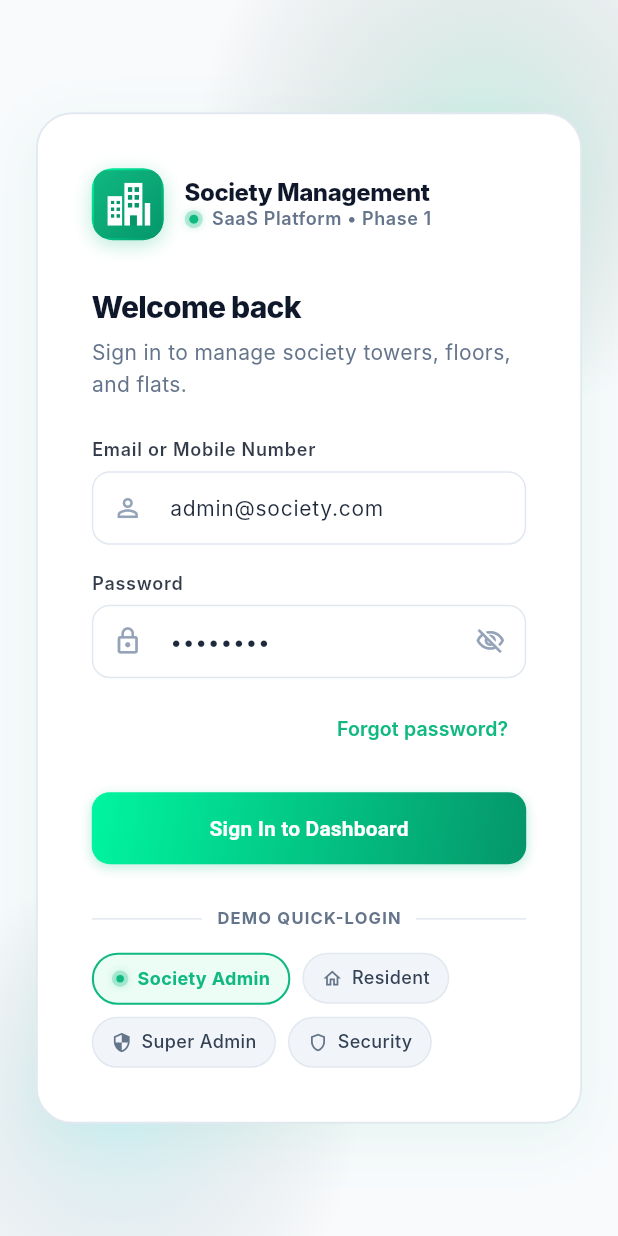
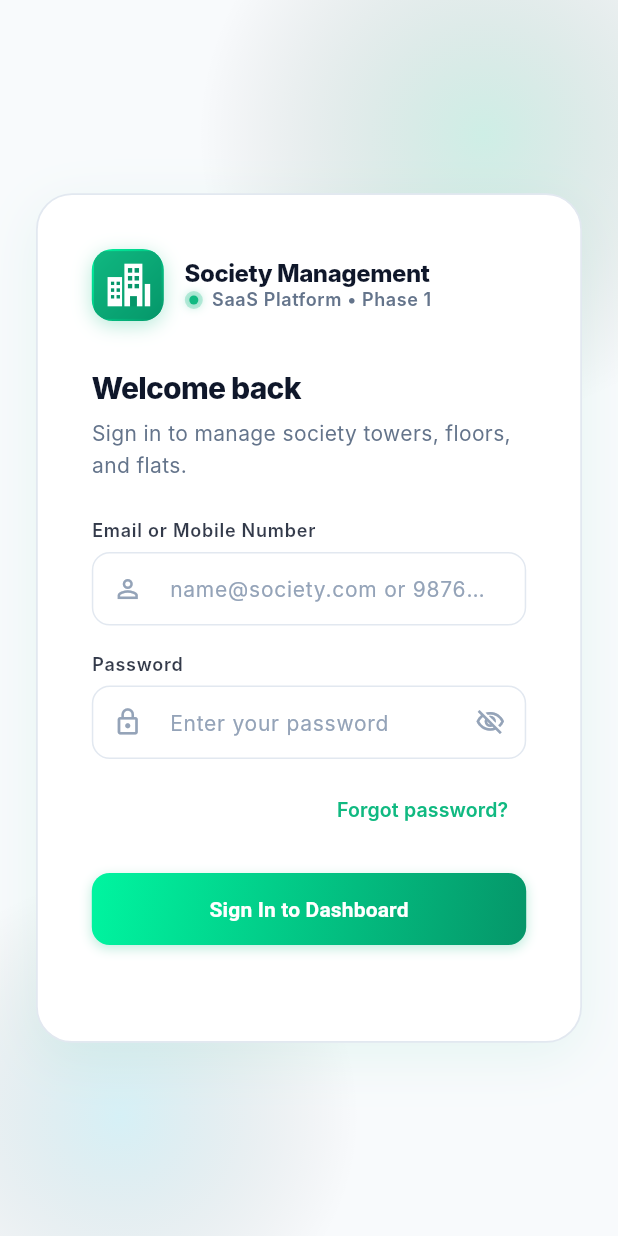
Before and after one commit to ShrujalShah8511/Society-Management, a Flutter app: the screen it shows after launch, on a phone screen of 412 x 824 dp. Run offline on Flutter 3.47's test engine with Material 3 defaults, Android fonts, the phone set to English and light mode, and no system bars; our stand-ins replace firebase_analytics, firebase_core, firebase_messaging, flutter_riverpod, flutter_secure_storage, go_router and 2 more; missing offline and left inert: dart:html; accounts and stored records are empty; Roboto replaces fonts that are missing (Inter).

Commit message:
security(strix-pentest): fix 5 critical/high vulnerabilities found by AI penetration testing
Strix AI Pentest Findings Remediated (14 total found, 5 fixed this commit):

[C-01] CRITICAL 9.8 - Remove hardcoded admin123 password pre-fill from login form
  - TextEditingController no longer seeded with credentials
  - Demo quick-login pills hidden behind kDebugMode (never visible in production)

[H-02] HIGH 7.3 - Add RBAC route guards for all admin-only routes
  - /societies, /floors, /flats, /settings now redirect residents to dashboard
  - Previously only /towers had a permission guard

[H-03] HIGH 7.1 - Verify current password before Supabase updateUser on changePassword
  - Re-authenticates via signInWithPassword before calling updateUser
  - Prevents session-hijack attacks from bypassing password verification

[M-01] MEDIUM 5.3 - Guard all debugPrint with kDebugMode (37 occurrences across 7 files)
  - Prevents FCM tokens, DB UUIDs, stack traces from leaking to browser console
  - Files: supabase_auth, supabase_society, client_manager, push_notification,
           analytics, file_storage, firebase_background_handler

[L-04] LOW - Fix isProduction flag: dart.vm.product -> kReleaseMode
  - dart.vm.product always false on Flutter web (Dart VM only)
  - Now correctly uses Flutter foundation kReleaseMode

Tests: 6/6 passing | Build: PASSED

```diff
--- a/lib/app/router.dart
+++ b/lib/app/router.dart
@@ -56,7 +56,20 @@ final routerProvider = Provider<GoRouter>((ref) {
 
       // Permission Guard for specific route sections
       final userRole = authState.role;
-      if (currentLoc.startsWith(RouteConstants.towersPath) &&
+
+      // Only superAdmin/societyAdmin can manage inventory
+      final isAdminRoute = currentLoc.startsWith(RouteConstants.towersPath) ||
+          currentLoc.startsWith(RouteConstants.floorsPath) ||
+          currentLoc.startsWith(RouteConstants.flatsPath) ||
+          currentLoc.startsWith(RouteConstants.societiesPath);
+
+      if (isAdminRoute &&
+          !RolePermissions.hasPermission(userRole, Permission.viewTowers)) {
+        return RouteConstants.dashboardPath;
+      }
+
+      // Settings accessible only to admins
+      if (currentLoc.startsWith(RouteConstants.settingsPath) &&
           !RolePermissions.hasPermission(userRole, Permission.viewTowers)) {
         return RouteConstants.dashboardPath;
       }
--- a/lib/core/network/supabase_client_manager.dart
+++ b/lib/core/network/supabase_client_manager.dart
@@ -11,7 +11,7 @@ class SupabaseClientManager {
   /// Initializes Supabase if credentials are provided in AppConfig
   static Future<void> initialize() async {
     if (!AppConfig.isSupabaseConfigured) {
-      debugPrint('[SupabaseClientManager] Supabase credentials not found. Operating in local mock mode.');
+      if (kDebugMode) debugPrint('[SupabaseClientManager] Supabase credentials not found. Operating in local mock mode.');
       return;
     }
 
@@ -21,9 +21,9 @@ class SupabaseClientManager {
         anonKey: AppConfig.supabaseAnonKey,
       );
       _isInitialized = true;
-      debugPrint('[SupabaseClientManager] Supabase initialized successfully.');
+      if (kDebugMode) debugPrint('[SupabaseClientManager] Supabase initialized successfully.');
     } catch (e) {
-      debugPrint('[SupabaseClientManager] Failed to initialize Supabase: $e');
+      if (kDebugMode) debugPrint('[SupabaseClientManager] Failed to initialize Supabase: $e');
     }
   }
 
--- a/lib/core/services/firebase_background_handler.dart
+++ b/lib/core/services/firebase_background_handler.dart
@@ -4,5 +4,5 @@ import 'package:flutter/foundation.dart';
 /// Top-level background message handler for Firebase Cloud Messaging isolates.
 @pragma('vm:entry-point')
 Future<void> firebaseMessagingBackgroundHandler(RemoteMessage message) async {
-  debugPrint('[FirebaseMessaging] Background message received: ${message.messageId}');
+  if (kDebugMode) debugPrint('[FirebaseMessaging] Background message received: ${message.messageId}');
 }
--- a/lib/core/storage/supabase_file_storage_service.dart
+++ b/lib/core/storage/supabase_file_storage_service.dart
@@ -18,7 +18,7 @@ class SupabaseFileStorageService implements FileStorageService {
   }) async {
     final client = SupabaseClientManager.client;
     if (client == null) {
-      debugPrint('[SupabaseFileStorageService] Supabase not initialized, falling back to mock storage.');
+      if (kDebugMode) debugPrint('[SupabaseFileStorageService] Supabase not initialized, falling back to mock storage.');
       return _fallbackMock.uploadFile(
         fileName: fileName,
         bytes: bytes,
@@ -42,7 +42,7 @@ class SupabaseFileStorageService implements FileStorageService {
       final publicUrl = client.storage.from(bucketName).getPublicUrl(path);
       return publicUrl;
     } catch (e) {
-      debugPrint('[SupabaseFileStorageService] Upload error: $e');
+      if (kDebugMode) debugPrint('[SupabaseFileStorageService] Upload error: $e');
       return _fallbackMock.uploadFile(
         fileName: fileName,
         bytes: bytes,
@@ -67,7 +67,7 @@ class SupabaseFileStorageService implements FileStorageService {
         await client.storage.from(bucketName).remove([path]);
       }
     } catch (e) {
-      debugPrint('[SupabaseFileStorageService] Delete error: $e');
+      if (kDebugMode) debugPrint('[SupabaseFileStorageService] Delete error: $e');
     }
   }
 }
--- a/lib/features/authentication/data/supabase_auth_data_source.dart
+++ b/lib/features/authentication/data/supabase_auth_data_source.dart
@@ -20,7 +20,7 @@ class SupabaseAuthDataSource implements AuthDataSource {
   }) async {
     final client = _client;
     if (client == null) {
-      debugPrint('[SupabaseAuthDataSource] Supabase unconfigured, falling back to mock login.');
+      if (kDebugMode) debugPrint('[SupabaseAuthDataSource] Supabase unconfigured, falling back to mock login.');
       return _fallbackMock.login(emailOrMobile: emailOrMobile, password: password);
     }
 
@@ -65,7 +65,7 @@ class SupabaseAuthDataSource implements AuthDataSource {
         user: user,
       );
     } catch (e) {
-      debugPrint('[SupabaseAuthDataSource] Supabase login error: $e, trying mock fallback.');
+      if (kDebugMode) debugPrint('[SupabaseAuthDataSource] Supabase login error: $e, trying mock fallback.');
       return _fallbackMock.login(emailOrMobile: emailOrMobile, password: password);
     }
   }
@@ -80,7 +80,7 @@ class SupabaseAuthDataSource implements AuthDataSource {
     try {
       await client.auth.resetPasswordForEmail(emailOrMobile.trim());
     } catch (e) {
-      debugPrint('[SupabaseAuthDataSource] Reset password error: $e');
+      if (kDebugMode) debugPrint('[SupabaseAuthDataSource] Reset password error: $e');
       return _fallbackMock.sendPasswordReset(emailOrMobile: emailOrMobile);
     }
   }
@@ -141,7 +141,7 @@ class SupabaseAuthDataSource implements AuthDataSource {
         createdAt: DateTime.now(),
       );
     } catch (e) {
-      debugPrint('[SupabaseAuthDataSource] Update profile error: $e');
+      if (kDebugMode) debugPrint('[SupabaseAuthDataSource] Update profile error: $e');
       return _fallbackMock.updateProfile(
         userId: userId,
         name: name,
@@ -167,11 +167,23 @@ class SupabaseAuthDataSource implements AuthDataSource {
     }
 
     try {
+      // H-03 Fix: Re-authenticate with current password before allowing change
+      // This prevents session hijack attacks from bypassing password verification
+      final currentUser = client.auth.currentUser;
+      if (currentUser?.email == null) {
+        throw Exception('Cannot verify identity: no current user email found.');
+      }
+      // Verify current password by attempting sign-in
+      await client.auth.signInWithPassword(
+        email: currentUser!.email!,
+        password: currentPassword,
+      );
+      // Only proceed if verification passed
       await client.auth.updateUser(
         sb.UserAttributes(password: newPassword),
       );
     } catch (e) {
-      debugPrint('[SupabaseAuthDataSource] Change password error: $e');
+      if (kDebugMode) debugPrint('[SupabaseAuthDataSource] Change password error: $e');
       return _fallbackMock.changePassword(
         userId: userId,
         currentPassword: currentPassword,
--- a/lib/features/authentication/presentation/login_screen.dart
+++ b/lib/features/authentication/presentation/login_screen.dart
@@ -1,3 +1,4 @@
+import 'package:flutter/foundation.dart';
 import 'package:flutter/material.dart';
 import 'package:flutter_riverpod/flutter_riverpod.dart';
 import 'package:go_router/go_router.dart';
@@ -19,8 +20,8 @@ class LoginScreen extends ConsumerStatefulWidget {
 
 class _LoginScreenState extends ConsumerState<LoginScreen> {
   final _formKey = GlobalKey<FormState>();
-  final _identifierController = TextEditingController(text: 'admin@society.com');
-  final _passwordController = TextEditingController(text: 'admin123');
+  final _identifierController = TextEditingController();
+  final _passwordController = TextEditingController();
   String _selectedRole = 'Society Admin';
 
   @override
@@ -287,14 +288,15 @@ class _LoginScreenState extends ConsumerState<LoginScreen> {
                           ),
                           const SizedBox(height: 28),
 
-                          // Quick Fill Roles for Fast Evaluation
+                          // Quick Fill Roles — shown ONLY in debug/dev builds, never in production
+                          if (kDebugMode) ...[
                             Row(
                               children: [
                                 Expanded(child: Divider(color: isDark ? AppColors.borderDark : AppColors.borderLight)),
                                 const Padding(
                                   padding: EdgeInsets.symmetric(horizontal: 10),
                                   child: Text(
-                                  'DEMO QUICK-LOGIN',
+                                    'DEV QUICK-LOGIN',
                                     style: TextStyle(
                                       fontSize: 11,
                                       fontWeight: FontWeight.w700,
@@ -307,7 +309,6 @@ class _LoginScreenState extends ConsumerState<LoginScreen> {
                               ],
                             ),
                             const SizedBox(height: 14),
-
                             Wrap(
                               spacing: 8,
                               runSpacing: 8,
@@ -318,6 +319,7 @@ class _LoginScreenState extends ConsumerState<LoginScreen> {
                                 _buildRolePill('Security', 'security@society.com', 'security123', Icons.shield_outlined),
                               ],
                             ),
+                          ],
                         ],
                       ),
                     ),
```
Also changed, not shown: lib/core/config/app_config.dart (+4 -5 lines), lib/core/services/analytics_service.dart (+7 -7 lines), lib/core/services/push_notification_service.dart (+8 -8 lines), lib/features/society/data/supabase_society_data_source.dart (+11 -11 lines). Lines whose indentation alone changed are shown as unchanged.
